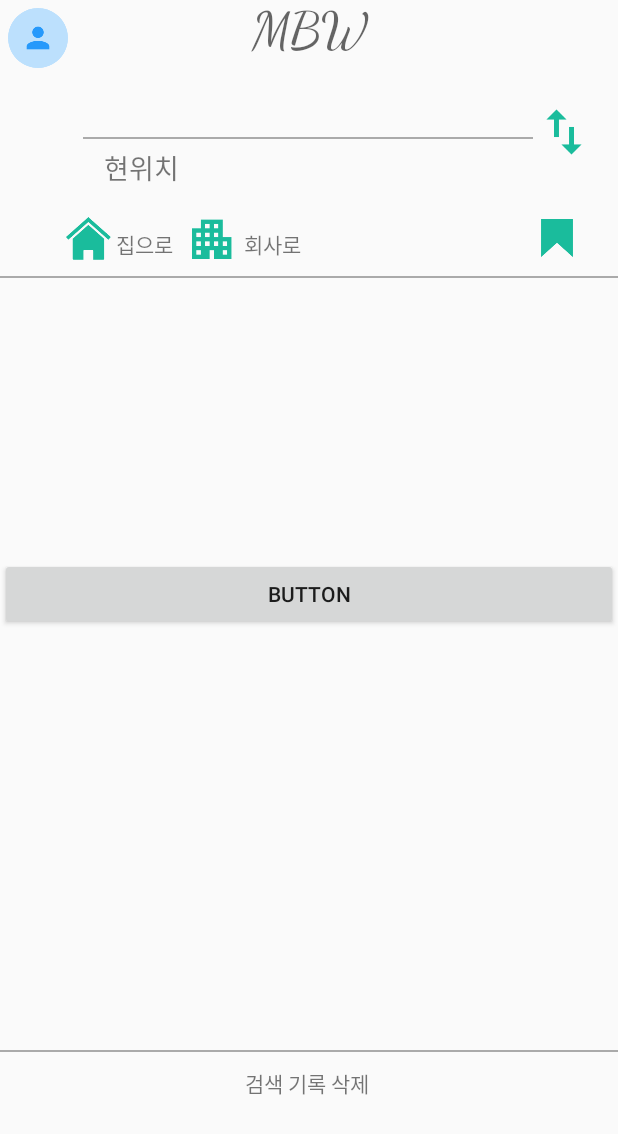
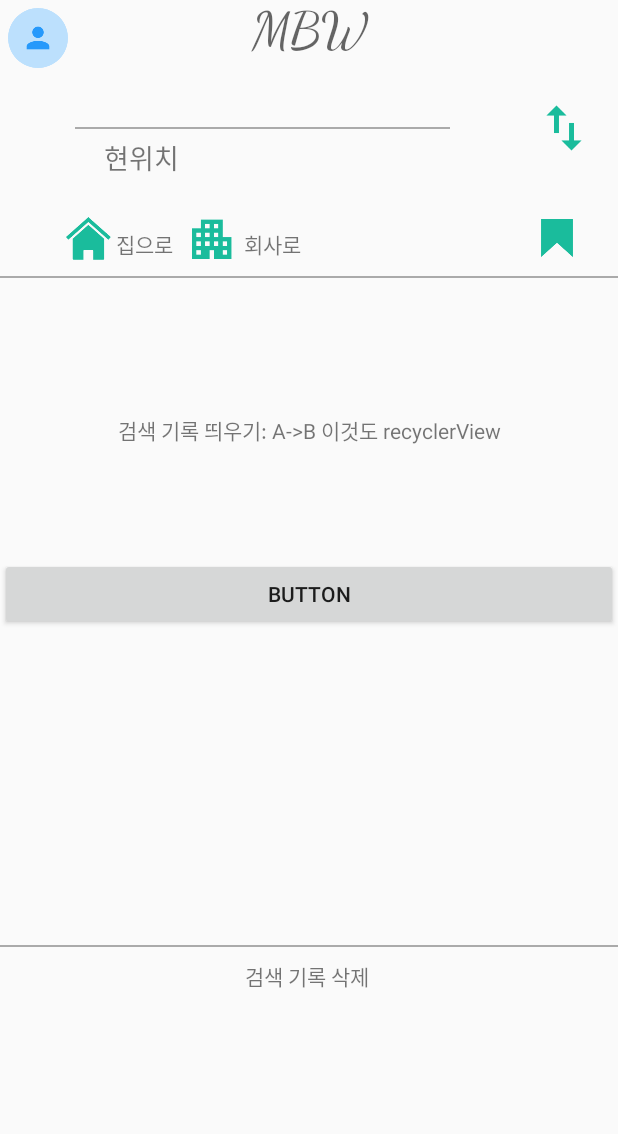
Before and after one commit to hyennneee/MBW, an Android app: the MainActivity screen opened directly, with no data from a screen before it, after a tap on an icon or button, on a phone screen of 412 x 824 dp. Shown: the top 1134 px of the screen. Run offline under Robolectric (Android 15) with nearby library versions, the phone set to English and light mode, and no system bars; libraries missing offline, so code that uses them is left out: com.skt; 1 statement that could not run was skipped.

Commit message:
MainActivity에서 ShowPathActivity로

```diff
--- a/app/src/main/AndroidManifest.xml
+++ b/app/src/main/AndroidManifest.xml
@@ -2,7 +2,10 @@
 <manifest xmlns:android="http://schemas.android.com/apk/res/android"
     package="com.example.mbw">
 
-    <uses-permission android:name="android.permission.INTERNET"></uses-permission>
+    <uses-permission android:name="android.permission.ACCESS_COARSE_LOCATION"/>
+    <uses-permission android:name="android.permission.ACCESS_FINE_LOCATION"/>
+    <uses-permission android:name="android.permission.INTERNET"/>
+    <uses-permission android:name="android.permission."/>
     <application
         android:allowBackup="true"
         android:icon="@mipmap/ic_launcher"
--- a/app/src/main/java/com/example/mbw/MainActivity.java
+++ b/app/src/main/java/com/example/mbw/MainActivity.java
@@ -1,8 +1,16 @@
 package com.example.mbw;
 
 import androidx.appcompat.app.AppCompatActivity;
+import androidx.core.app.ActivityCompat;
+import androidx.core.content.ContextCompat;
 
+import android.Manifest;
+import android.content.Context;
 import android.content.Intent;
+import android.content.pm.PackageManager;
+import android.location.Location;
+import android.location.LocationListener;
+import android.location.LocationManager;
 import android.os.Bundle;
 import android.util.Log;
 import android.view.View;
@@ -10,9 +18,18 @@ import android.widget.EditText;
 import android.widget.ImageView;
 import android.widget.TextView;
 
+import com.google.android.gms.common.api.ApiException;
 import com.google.android.gms.common.api.Status;
+import com.google.android.gms.maps.GoogleMap;
+import com.google.android.gms.maps.SupportMapFragment;
+import com.google.android.gms.maps.model.LatLng;
+import com.google.android.gms.maps.model.MarkerOptions;
+import com.google.android.gms.tasks.Task;
 import com.google.android.libraries.places.api.Places;
 import com.google.android.libraries.places.api.model.Place;
+import com.google.android.libraries.places.api.model.PlaceLikelihood;
+import com.google.android.libraries.places.api.net.FindCurrentPlaceRequest;
+import com.google.android.libraries.places.api.net.FindCurrentPlaceResponse;
 import com.google.android.libraries.places.widget.Autocomplete;
 import com.google.android.libraries.places.widget.AutocompleteActivity;
 import com.google.android.libraries.places.widget.model.AutocompleteActivityMode;
@@ -22,7 +39,11 @@ import com.skt.Tmap.TMapTapi;
 
 import java.util.ArrayList;
 import java.util.Arrays;
+import java.util.Collections;
 import java.util.List;
+
+import static android.Manifest.permission.ACCESS_FINE_LOCATION;
+
 public class MainActivity extends AppCompatActivity {
 
     Intent intent = null, searchIntent = null;
@@ -30,10 +51,11 @@ public class MainActivity extends AppCompatActivity {
     TextView toHome, toOffice, exTV, exTV2;
     ImageView profile, swap, home, office, bookmark;
     int AUTOCOMPLETE_REQUEST_CODE = 1, FLAG = 0;
+    double longitude[] = new double[2], latitude[] = new double[2];
+    private LocationManager locationManager;
     // Set the fields to specify which types of place data to
     // return after the user has made a selection.
     List<Place.Field> fields = Arrays.asList(Place.Field.ID, Place.Field.NAME, Place.Field.LAT_LNG, Place.Field.ADDRESS);
-    static String searchResult = "";
 
     @Override
     protected void onCreate(Bundle savedInstanceState) {
@@ -43,9 +65,23 @@ public class MainActivity extends AppCompatActivity {
         destination = findViewById(R.id.destinationText);
         exTV = findViewById(R.id.exampleTV);
         exTV2 = findViewById(R.id.exampleTV2);
-        Places.initialize(getApplicationContext(), "api_key");
+        Places.initialize(getApplicationContext(), getString(R.string.google_key));
 
-        //PlacesClient placesClient = Places.createClient(this);
+
+        locationManager = (LocationManager) this.getSystemService(Context.LOCATION_SERVICE);
+        if(ActivityCompat.checkSelfPermission(this, Manifest.permission.ACCESS_FINE_LOCATION) != PackageManager.PERMISSION_GRANTED && ActivityCompat.checkSelfPermission(this, Manifest.permission.ACCESS_COARSE_LOCATION) != PackageManager.PERMISSION_GRANTED){
+            ActivityCompat.requestPermissions(this, new String[]{android.Manifest.permission.ACCESS_COARSE_LOCATION, android.Manifest.permission.ACCESS_FINE_LOCATION}, 1);
+            return;
+        }
+
+        //에뮬레이터 돌릴 때 들어갈 내용
+        exTV.setText("검색 기록 띄우기: A->B 이것도 recyclerView");
+        latitude[0] = 37.5463644;
+        longitude[0] = 126.9648311;
+        //실제 디바이스 돌릴 때 들어갈 내용
+        /*Location location = locationManager.getLastKnownLocation(locationManager.NETWORK_PROVIDER);
+        onLocationChanged(location);*/
+
 
         /*toHome = findViewById(R.id.toHome);
         toOffice = findViewById(R.id.toOffice);
@@ -56,6 +92,13 @@ public class MainActivity extends AppCompatActivity {
         office = findViewById(R.id.officeButton);
         bookmark = findViewById(R.id.bookmarkButton);*/
 
+    }
+
+    //위치 바꼈을 때
+    public void onLocationChanged(Location location){
+        latitude[0] = location.getLatitude();
+        longitude[0] = location.getLongitude();
+        exTV.setText("lat: " + latitude[0] + "\nlong: " + longitude[0]);
     }
 
     public void onClickMain(View v){
@@ -76,6 +119,12 @@ public class MainActivity extends AppCompatActivity {
                 String destTmp = destination.getText().toString();
                 departure.setText(destTmp);
                 destination.setText(deptTmp);
+
+                //위도 경도도 바뀌게
+                double lt, lg;
+                lt = latitude[0]; lg = longitude[0];
+                latitude[0] = latitude[1]; longitude[0] = longitude[1];
+                latitude[1] = lt; longitude[1] = lg;
                 break;
             case R.id.profileView:
                 //profile사진 누르면 myPage로 이동
@@ -96,13 +145,10 @@ public class MainActivity extends AppCompatActivity {
                 break;
             case R.id.destinationText:
                 FLAG = 2;
-                // Start the autocomplete intent
-                searchResult = destination.getText().toString();
                 searchIntent = new Autocomplete.IntentBuilder(
                         AutocompleteActivityMode.OVERLAY, fields)
                         .build(this);
                 startActivityForResult(searchIntent, AUTOCOMPLETE_REQUEST_CODE);
-                destination.setText(searchResult);
                 break;
         }
     }
@@ -113,11 +159,24 @@ public class MainActivity extends AppCompatActivity {
         if (requestCode == AUTOCOMPLETE_REQUEST_CODE) {
             if (resultCode == RESULT_OK) {
                 Place place = Autocomplete.getPlaceFromIntent(data);
+                double lt, lg;
+                lt = place.getLatLng().latitude;
+                lg = place.getLatLng().longitude;
+                latitude[FLAG - 1] = lt;
+                longitude[FLAG - 1] = lg;
                 if(FLAG == 1){
                     departure.setText(place.getName());
+                    if (destination.getText() == "") {
+                        return;
+                    }
                 }
                 else if(FLAG == 2){
                     destination.setText(place.getName());}
+                //길찾기 실행
+                intent = new Intent(MainActivity.this, ShowPathActivity.class);
+                startActivity(intent);
+
+                //exTV.setText("lat: " + latitude[FLAG-1] + "\nlong: " + longitude[FLAG - 1]);
             } else if (resultCode == AutocompleteActivity.RESULT_ERROR) {
                 // TODO: Handle the error.
                 Status status = Autocomplete.getStatusFromIntent(data);
--- a/app/src/main/java/com/example/mbw/showPathFragment/FragmentSub.java
+++ b/app/src/main/java/com/example/mbw/showPathFragment/FragmentSub.java
@@ -58,7 +58,7 @@ public class FragmentSub extends Fragment {
 
                 count++;
 
-                Route data = new Route("정류장 번호", "노선번호", "지하철역이름", 7, 1, 102000139, 4, true);// = new Route(count+"전체", count, "환승횟수" + count, "카드", "정류장", "버스번호", "역", count);
+                Route data = new Route("정류장 번호", "버스번호", "노선번호","지하철역이름", 7, 1, 102000139, 4, true);// = new Route(count+"전체", count, "환승횟수" + count, "카드", "정류장", "버스번호", "역", count);
 
                 //mArrayList.add(0, dict); //RecyclerView의 첫 줄에 삽입
                 mArrayList.add(data); // RecyclerView의 마지막 줄에 삽입
--- a/app/src/main/res/layout/activity_main.xml
+++ b/app/src/main/res/layout/activity_main.xml
@@ -38,7 +38,7 @@
         android:id="@+id/departureText"
         android:layout_width="250dp"
         android:layout_height="wrap_content"
-        android:layout_marginTop="60dp"
+        android:layout_marginTop="53dp"
         android:layout_marginBottom="5dp"
         android:clickable="true"
         android:ems="10"
@@ -54,10 +54,10 @@
 
     <View
         android:id="@+id/view"
-        android:layout_width="300dp"
+        android:layout_width="250dp"
         android:layout_height="1dp"
-        android:layout_marginStart="50dp"
-        android:layout_marginLeft="50dp"
+        android:layout_marginStart="40dp"
+        android:layout_marginLeft="40dp"
         android:layout_marginTop="5dp"
         android:background="@android:color/darker_gray"
         app:layout_constraintEnd_toEndOf="parent"
@@ -86,7 +86,7 @@
         android:layout_width="40dp"
         android:layout_height="40dp"
         android:layout_gravity="center"
-        android:layout_marginTop="68dp"
+        android:layout_marginTop="65dp"
         android:layout_marginEnd="16dp"
         android:layout_marginRight="16dp"
         android:clickable="true"
@@ -205,7 +205,7 @@
     <TextView
         android:layout_width="85dp"
         android:layout_height="19dp"
-        android:layout_marginTop="711dp"
+        android:layout_marginTop="640dp"
         android:clickable="true"
         android:text="검색 기록 삭제"
         app:layout_constraintEnd_toEndOf="parent"
@@ -218,7 +218,7 @@
         android:id="@+id/deleteView"
         android:layout_width="match_parent"
         android:layout_height="1dp"
-        android:layout_marginTop="700dp"
+        android:layout_marginTop="630dp"
         android:background="@android:color/darker_gray"
         app:layout_constraintEnd_toEndOf="parent"
         app:layout_constraintHorizontal_bias="0.081"
--- a/app/src/main/res/values/colors.xml
+++ b/app/src/main/res/values/colors.xml
@@ -3,7 +3,7 @@
     <color name="colorPrimary">#008577</color>
     <color name="colorPrimaryDark">#00574B</color>
     <color name="colorAccent">#D81B60</color>
-    <color name="colorMajor">#52503A</color>
+    <color name="colorMajor">#1ABC9A</color>
     <color name="line1">#0D3691</color>
     <color name="line2">#33A13D</color>
     <color name="line3">#F37D30</color>
--- a/app/src/main/res/values/strings.xml
+++ b/app/src/main/res/values/strings.xml
@@ -1,3 +1,5 @@
 <resources>
     <string name="app_name">mbw</string>
+    <string name="odsay_key">33jqZEvQcFvq/ALrK9KYzTV9BZUCK4zh3rx9X1vTJoE</string>
+    <string name="google_key">AIzaSyB9Mr6iX5Dm-Xck6i_LKLhbVvZVcQ8dFyY</string>
 </resources>
```
Also changed, not shown: app/src/main/java/com/example/mbw/route/Route.java (+13 -2 lines), app/src/main/java/com/example/mbw/showPathFragment/FragmentAll.java (+28 -0 lines).
